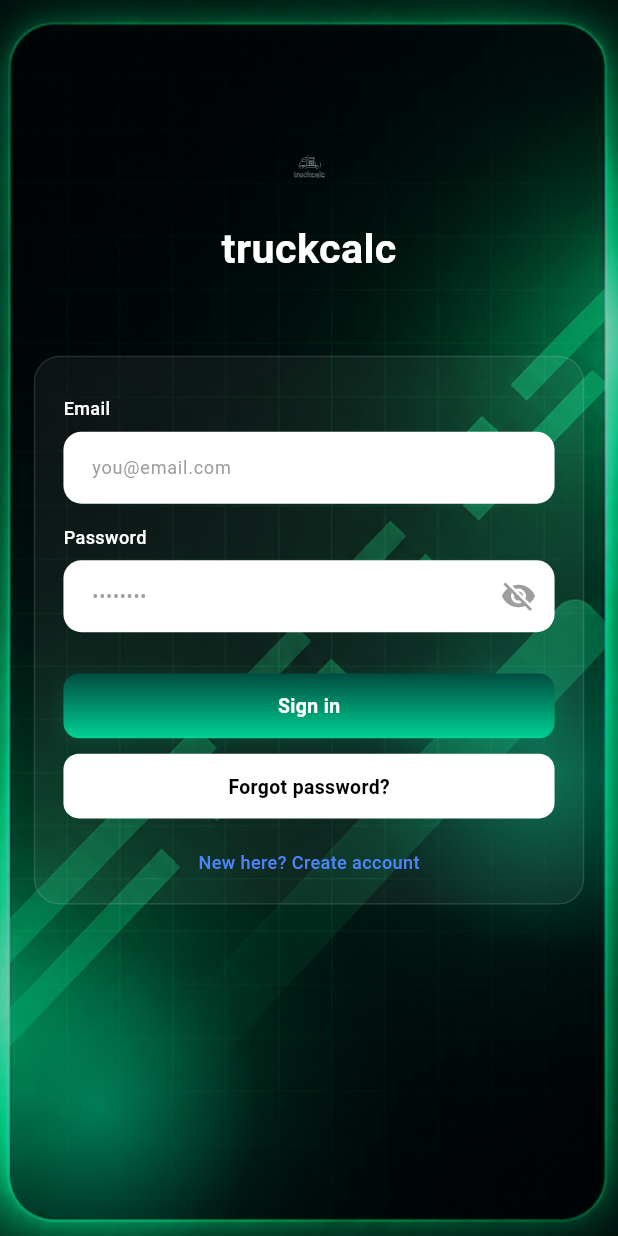
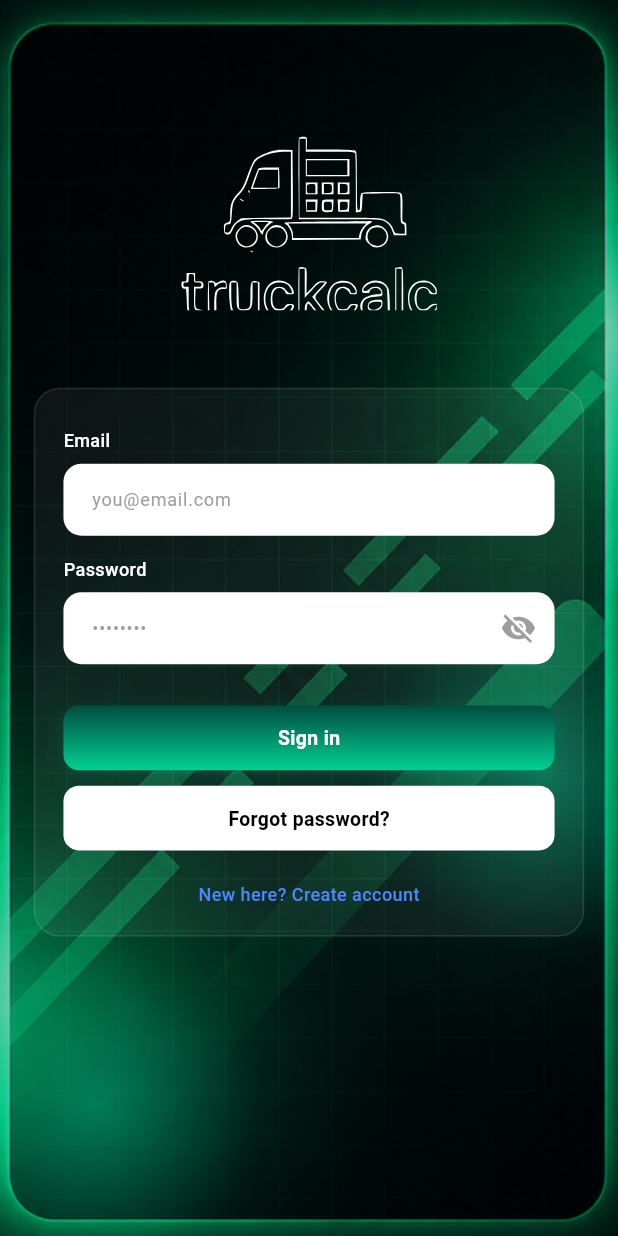
Before and after one commit to Mohosin075/truckcalc-freight2you-app, a Flutter app: the screen it shows after launch, on a phone screen of 412 x 824 dp. Run offline on Flutter 3.47's test engine with Material 3 defaults, Android fonts, the phone set to English and light mode, and no system bars; our stand-ins replace cached_network_image, carousel_slider, dio, firebase_core, firebase_messaging, flutter_local_notifications and 16 more; missing offline and left inert: flutter_file_dialog, flutter_polyline_points; accounts and stored records are empty; project files that could hold a hidden picture were left out.

Commit message:
feat: add login screen and brand logo assets

```diff
--- a/lib/View/Screen/Onboarding_screen/splash_screen.dart
+++ b/lib/View/Screen/Onboarding_screen/splash_screen.dart
@@ -4,7 +4,6 @@
 import 'package:truckcalc/Service/Controller/auth_controller.dart';
 import 'package:truckcalc/View/Screen/BottomNavBarScreen/bottom_nav_bar.dart';
 import 'package:truckcalc/View/Screen/authentication_screen/log_in_screen.dart';
-import 'package:truckcalc/View/Widgets/app_logo.dart';
 
 class SplashScreen extends StatefulWidget {
   const SplashScreen({super.key});
@@ -55,14 +54,6 @@
               fit: BoxFit.cover,
             ),
           ),
-
-          // Only logo SVG centered
-          const Center(
-            child: AppLogo(
-              width: 140,
-              height: 90,
-            ),
-          ),
         ],
       ),
     );
--- a/lib/View/Screen/authentication_screen/log_in_screen.dart
+++ b/lib/View/Screen/authentication_screen/log_in_screen.dart
@@ -62,17 +62,8 @@
             children: [
               SizedBox(height: 100.h),
               const AppLogo(
-                width: 100,
-                height: 60,
-              ),
-              SizedBox(height: 10.h),
-              Text(
-                'truckcalc',
-                style: TextStyle(
-                  color: Colors.white,
-                  fontSize: 32.sp,
-                  fontWeight: FontWeight.bold,
-                ),
+                width: 240,
+                height: 140,
               ),
               SizedBox(height: 60.h),
               Container(
```
Also changed, not shown: assets/images/logo.svg.
